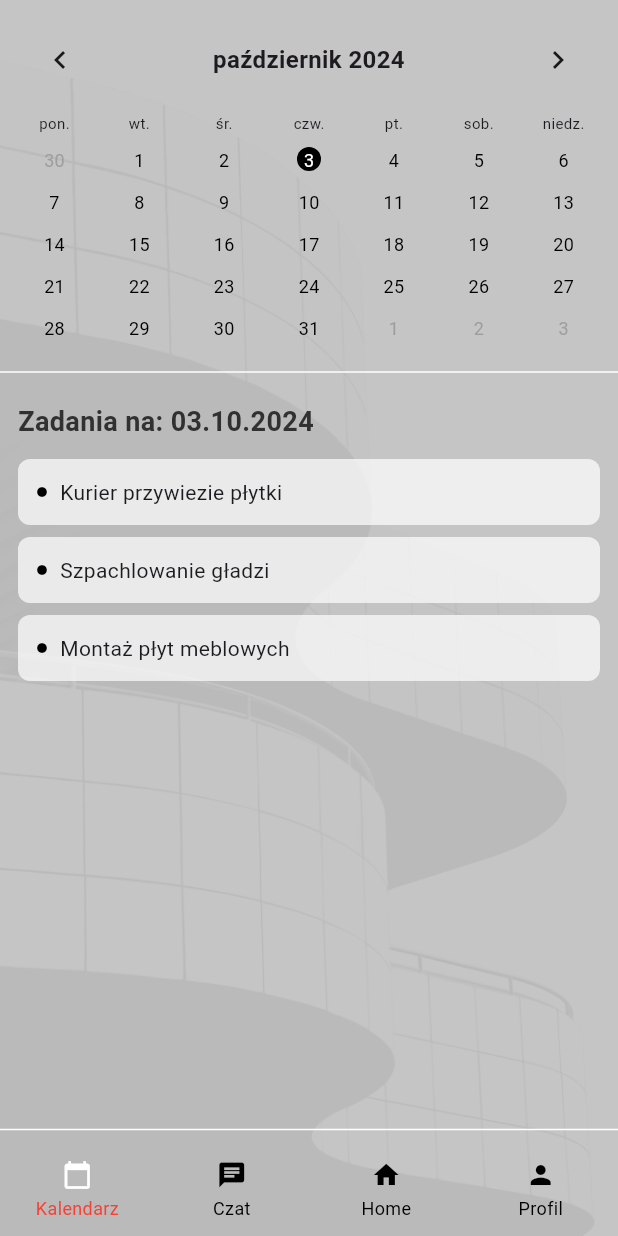
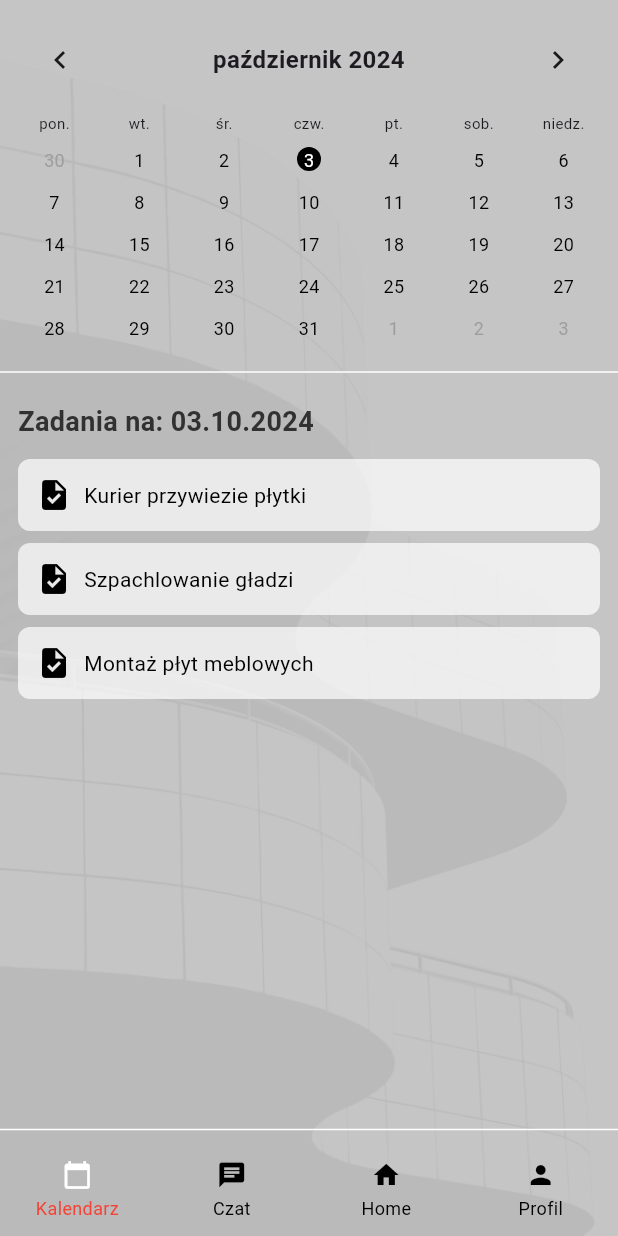
Before and after one commit to ProjektPJATK/BuildBuddy, a Flutter app: the CalendarScreen screen opened by its route, on a phone screen of 412 x 824 dp. Run offline on Flutter 3.47's test engine with Material 3 defaults, Android fonts, the phone set to English and light mode, and no system bars; drawn by our look-alikes of table_calendar.

Commit message:
new message and task details screens added

```diff
--- a/mobile/lib/screens/calendar_screen.dart
+++ b/mobile/lib/screens/calendar_screen.dart
@@ -138,16 +138,39 @@ class _CalendarScreenState extends State<CalendarScreen> {
                         style: AppStyles.headerStyle,
                       ),
                       const SizedBox(height: 8), // Odstęp
-                      Expanded(
+                    Expanded(
                         child: ListView(
                           padding: EdgeInsets.zero,
-                          children: const [
-                            TaskItem('Kurier przywiezie płytki'),
-                            TaskItem('Szpachlowanie gładzi'),
-                            TaskItem('Montaż płyt meblowych'),
+                          children: [
+                            TaskItem(
+                              title: 'Kurier przywiezie płytki',
+                              description: 'Płytki dotrą na budowę.',
+                              startTime: '10:00 AM',
+                              endTime: '11:00 AM',
+                              createdBy: 'Jan Kowalski',
+                              taskDate: '12.09.2023',
+                            ),
+                            TaskItem(
+                              title: 'Szpachlowanie gładzi',
+                              description: 'Szpachlowanie ścian w salonie.',
+                              startTime: '12:00 PM',
+                              endTime: '02:00 PM',
+                              createdBy: 'Anna Wiśniewska',
+                              taskDate: '13.09.2023',
+                            ),
+                            TaskItem(
+                              title: 'Montaż płyt meblowych',
+                              description: 'Montaż nowych płyt w kuchni.',
+                              startTime: '03:00 PM',
+                              endTime: '04:30 PM',
+                              createdBy: 'Piotr Malinowski',
+                              taskDate: '14.09.2023',
+                            ),
                           ],
                         ),
                       ),
+
+
                     ],
                   ),
                 ),
@@ -166,7 +189,7 @@ class _CalendarScreenState extends State<CalendarScreen> {
                   if (index == 0) {
                     Navigator.pushNamed(context, '/calendar');
                   } else if (index == 1) {
-                    Navigator.pushNamed(context, '/chat');
+                    Navigator.pushNamed(context, '/chats');
                   } else if (index == 2) {
                     Navigator.pushNamed(context, '/home');
                   } else if (index == 3) {
--- a/mobile/lib/screens/home_screen.dart
+++ b/mobile/lib/screens/home_screen.dart
@@ -131,7 +131,7 @@ class _HomeScreenState extends State<HomeScreen> {
                     if (index == 0) {
                       Navigator.pushNamed(context, '/calendar'); // Kalendarz
                     } else if (index == 1) {
-                      Navigator.pushNamed(context, '/chat'); // Czat
+                      Navigator.pushNamed(context, '/chats'); // Czat
                     } else if (index == 2) {
                       Navigator.pushNamed(context, '/home'); // Home
                     } else if (index == 3) {
--- a/mobile/lib/screens/profile_screen.dart
+++ b/mobile/lib/screens/profile_screen.dart
@@ -123,7 +123,7 @@ class UserProfileScreen extends StatelessWidget {
                   if (index == 0) {
                     Navigator.pushNamed(context, '/calendar');
                   } else if (index == 1) {
-                    Navigator.pushNamed(context, '/chat');
+                    Navigator.pushNamed(context, '/chats');
                   } else if (index == 2) {
                     Navigator.pushNamed(context, '/home');
                   } else if (index == 3) {
--- a/mobile/lib/widgets/bottom_navigation.dart
+++ b/mobile/lib/widgets/bottom_navigation.dart
@@ -9,7 +9,7 @@ class BottomNavigation extends StatelessWidget {
 
   final List<Map<String, dynamic>> _navItems = [
     {'icon': Icons.calendar_today, 'label': 'Kalendarz', 'page': 'calendar'},
-    {'icon': Icons.chat, 'label': 'Czat', 'page': 'chat'},
+    {'icon': Icons.chat, 'label': 'Czat', 'page': 'chats'},
     {'icon': Icons.home, 'label': 'Home', 'page': 'home'}, // Home na trzecim miejscu
     {'icon': Icons.person, 'label': 'Profil', 'page': 'profile'},
   ];
--- a/mobile/lib/widgets/task_item.dart
+++ b/mobile/lib/widgets/task_item.dart
@@ -1,25 +1,59 @@
+
 import 'package:flutter/material.dart';
+import '../screens/taskDetail_screen.dart'; // Import TaskDetailScreen
 
-// Definicja klasy TaskItem
 class TaskItem extends StatelessWidget {
   final String title;
-  const TaskItem(this.title, {super.key});
+  final String description;
+  final String startTime;
+  final String endTime;
+  final String createdBy;
+  final String taskDate;
+
+  TaskItem({
+    required this.title,
+    this.description = '',
+    this.startTime = '',
+    this.endTime = '',
+    this.createdBy = '',
+    required this.taskDate,
+  });
 
   @override
   Widget build(BuildContext context) {
-    return Padding(
-      padding: const EdgeInsets.symmetric(vertical: 4.0),
+    return GestureDetector(
+      onTap: () {
+        Navigator.push(
+          context,
+          MaterialPageRoute(
+            builder: (context) => TaskDetailScreen(
+              title: title,
+              description: description,
+              startTime: startTime,
+              endTime: endTime,
+              createdBy: createdBy,
+              taskDate: taskDate,
+            ),
+          ),
+        );
+      },
       child: Container(
+        margin: EdgeInsets.symmetric(vertical: 4.0),
+        padding: EdgeInsets.all(12.0),
         decoration: BoxDecoration(
-          color: Colors.white.withOpacity(0.7), // Opcjonalnie: Zmniejszona przezroczystość
+          color: Colors.white.withOpacity(0.7),
           borderRadius: BorderRadius.circular(8),
         ),
-        padding: const EdgeInsets.all(12),
         child: Row(
           children: [
-            const Icon(Icons.circle, size: 8, color: Colors.black),
-            const SizedBox(width: 8),
-            Text(title, style: const TextStyle(fontSize: 14)),
+            Icon(Icons.task, color: Colors.black),
+            SizedBox(width: 8),
+            Expanded(
+              child: Text(
+                title,
+                style: TextStyle(color: Colors.black),
+              ),
+            ),
           ],
         ),
       ),
```
Also changed, not shown: mobile/lib/main.dart (+5 -2 lines), mobile/lib/screens/chatlist_screen.dart (+8 -4 lines), mobile/lib/screens/newMessage_screen.dart (added, +260 -0 lines), mobile/lib/screens/taskDetail_screen.dart (added, +128 -0 lines).
